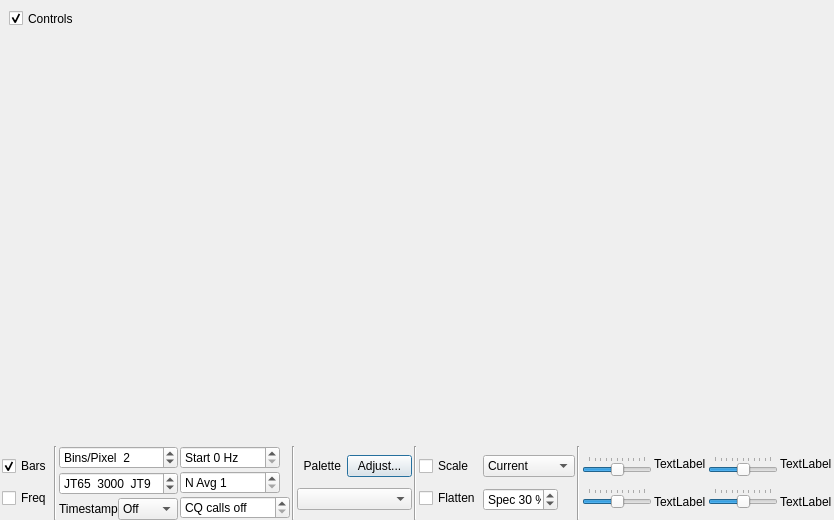
First picture: the form in widegraph.ui, repository ce3tsk/jtdx_contest, before the edit.
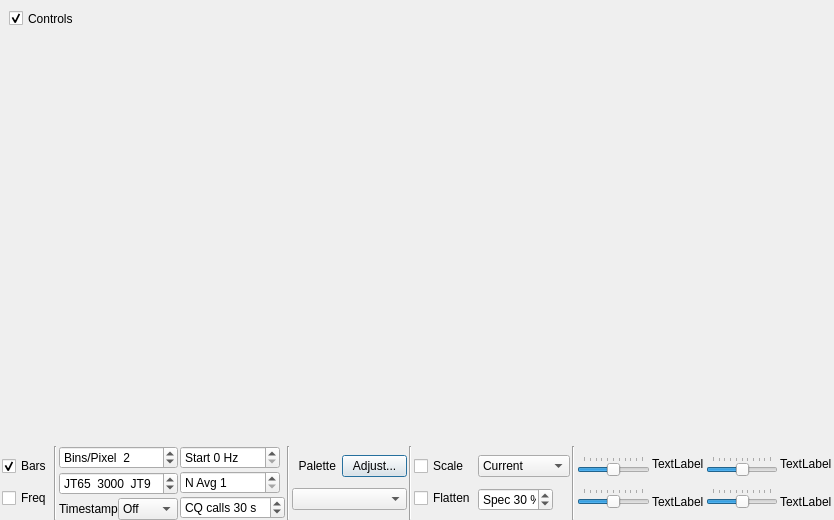
Second picture: the form after the edit. Custom widgets are drawn as their Qt base class.

Commit message: Enabling showing CQ calls in the wide graph window (30s). Initial code provided by Michael DO3BOX

What changed in the file:
```diff
--- a/widegraph.ui
+++ b/widegraph.ui
@@ -369,17 +369,11 @@
         </item>
         <item>
          <widget class="QSpinBox" name="cqCallsSpinBox">
-          <property name="minimumSize">
-           <size>
-            <width>110</width>
-            <height>0</height>
-           </size>
-          </property>
-          <property name="maximumSize">
-           <size>
-            <width>120</width>
-            <height>16777215</height>
-           </size>
+          <property name="sizePolicy">
+           <sizepolicy hsizetype="Minimum" vsizetype="Fixed">
+            <horstretch>0</horstretch>
+            <verstretch>0</verstretch>
+           </sizepolicy>
           </property>
           <property name="toolTip">
            <string>&lt;html&gt;&lt;head/&gt;&lt;body&gt;&lt;p&gt;Show the callsigns of stations calling CQ at the bottom of the waterfall, over their transmit frequency, for this many seconds. 0 switches it off.&lt;/p&gt;&lt;/body&gt;&lt;/html&gt;</string>
@@ -403,7 +397,7 @@
            <number>5</number>
           </property>
           <property name="value">
-           <number>0</number>
+           <number>30</number>
           </property>
          </widget>
         </item>
```
Left out of the diff: 3 changed lines with no effect on the pictures. The commit also changes 7 other files.
